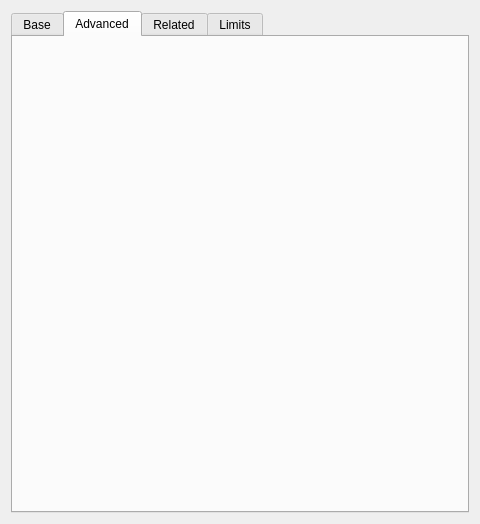
lastprimenumbers/lemonpos, file squeeze/src/ui/editclient_widget.ui: the form before one commit.
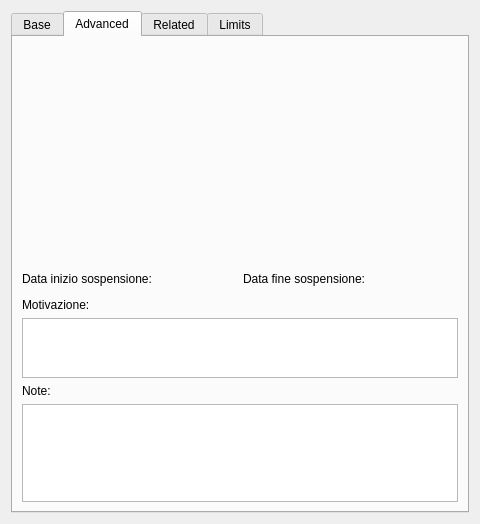
The form after the commit. The open tabs and pages were chosen to show the change. Custom widgets are drawn as their Qt base class.

Commit message: Inserito campi sospensione cliente closes #1

Diff of the .ui file:
```diff
--- a/squeeze/src/ui/editclient_widget.ui
+++ b/squeeze/src/ui/editclient_widget.ui
@@ -252,16 +252,90 @@
       <attribute name="title">
        <string>Advanced</string>
       </attribute>
-      <widget class="clienttag" name="clientTagEditor" native="true">
-       <property name="geometry">
-        <rect>
-         <x>10</x>
-         <y>9</y>
-         <width>441</width>
-         <height>221</height>
-        </rect>
-       </property>
-      </widget>
+      <layout class="QGridLayout" name="gridLayout_3">
+       <item row="0" column="0" colspan="2">
+        <widget class="clienttag" name="clientTagEditor" native="true">
+         <property name="minimumSize">
+          <size>
+           <width>440</width>
+           <height>220</height>
+          </size>
+         </property>
+        </widget>
+       </item>
+       <item row="1" column="0">
+        <widget class="QLabel" name="label_13">
+         <property name="text">
+          <string>Data inizio sospensione:</string>
+         </property>
+        </widget>
+       </item>
+       <item row="1" column="1">
+        <widget class="QLabel" name="label_15">
+         <property name="text">
+          <string>Data fine sospensione:</string>
+         </property>
+        </widget>
+       </item>
+       <item row="2" column="0">
+        <widget class="KDateWidget" name="beginsuspPicker"/>
+       </item>
+       <item row="2" column="1">
+        <widget class="KDateWidget" name="endsuspPicker"/>
+       </item>
+       <item row="3" column="0">
+        <widget class="QLabel" name="label_18">
+         <property name="text">
+          <string>Motivazione:</string>
+         </property>
+         <property name="buddy">
+          <cstring>editClientAddress</cstring>
+         </property>
+        </widget>
+       </item>
+       <item row="4" column="0" colspan="2">
+        <widget class="QTextEdit" name="editClientMsgsusp">
+         <property name="maximumSize">
+          <size>
+           <width>16777215</width>
+           <height>60</height>
+          </size>
+         </property>
+         <property name="tabChangesFocus">
+          <bool>true</bool>
+         </property>
+         <property name="acceptRichText">
+          <bool>false</bool>
+         </property>
+        </widget>
+       </item>
+       <item row="5" column="0">
+        <widget class="QLabel" name="label_19">
+         <property name="text">
+          <string>Note:</string>
+         </property>
+         <property name="buddy">
+          <cstring>editClientAddress</cstring>
+         </property>
+        </widget>
+       </item>
+       <item row="6" column="0" colspan="2">
+        <widget class="QTextEdit" name="editClientNotes">
+         <property name="maximumSize">
+          <size>
+           <width>16777215</width>
+           <height>555555</height>
+          </size>
+         </property>
+         <property name="tabChangesFocus">
+          <bool>true</bool>
+         </property>
+         <property name="acceptRichText">
+          <bool>false</bool>
+         </property>
+        </widget>
+       </item>
+      </layout>
      </widget>
      <widget class="QWidget" name="relatedPage">
       <attribute name="title">
```
The commit also changes 3 other files.
